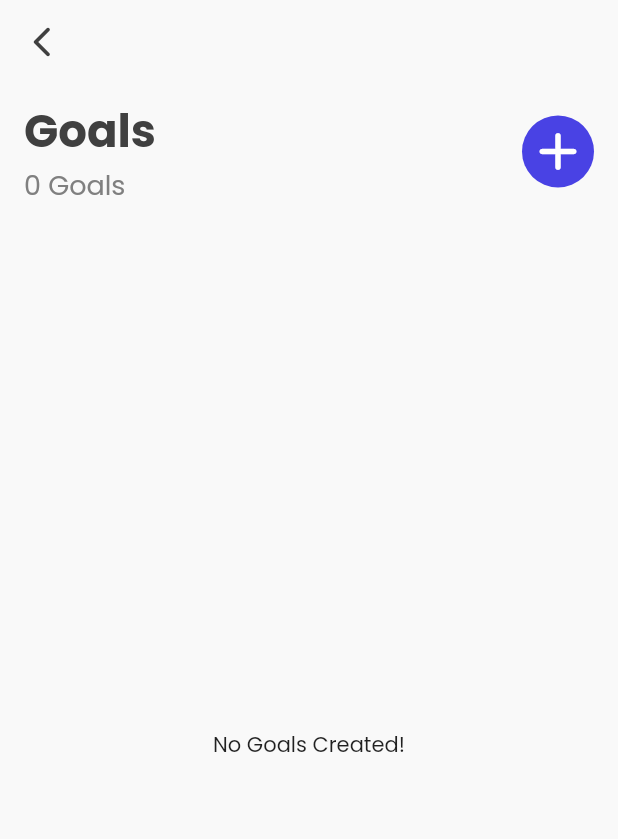
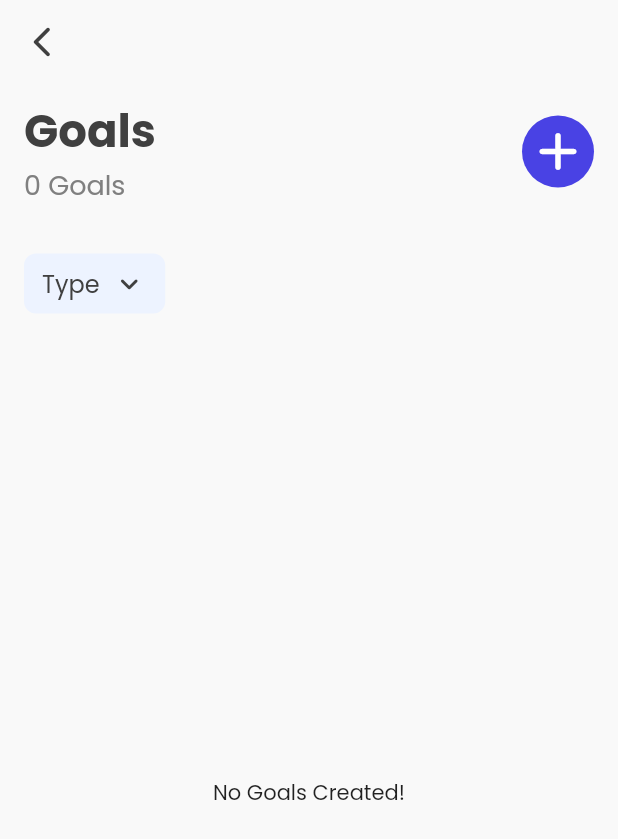
Before and after one commit to abbas-25/todo-sample-task, a Flutter app: the GoalsListPage screen opened by its route, on a phone screen of 412 x 824 dp. Shown: the top 839 px of the screen. Run offline on Flutter 3.47's test engine with Material 2 defaults, Android fonts, the phone set to English and light mode, and no system bars; our stand-ins replace appwrite, flutter_screenutil, flutter_speed_dial, flutter_svg; network calls fail.

Commit message:
updated new UI designs for filters in GOAL list page

```diff
--- a/lib/src/providers/goals_list_provider.dart
+++ b/lib/src/providers/goals_list_provider.dart
@@ -16,6 +16,14 @@ class GoalsListProvider with ChangeNotifier {
 
   List<Goal> goals = [];
   bool isLoadingGoals = true;
+
+  ValueNotifier<String?> selectedTypeFilter = ValueNotifier(null);
+
+  List<String>  typeFilters = ["Work", "Personal", "Self"];
+
+  reset() {
+    selectedTypeFilter.value = null;
+  }
 
   Future<List<Goal>> getGoalsFromDb() async {
     try {
--- a/lib/src/views/goals_list/goals_list_page.dart
+++ b/lib/src/views/goals_list/goals_list_page.dart
@@ -2,8 +2,11 @@ import 'package:flutter/material.dart';
 import 'package:provider/provider.dart';
 import 'package:todo_sample/src/common_widgets/primary_appbar.dart';
 import 'package:todo_sample/src/config/app_theme.dart';
+import 'package:todo_sample/src/config/typography.dart';
 import 'package:todo_sample/src/providers/goals_list_provider.dart';
 import 'package:todo_sample/src/routes/routes.dart';
+import 'package:todo_sample/src/views/existing_tasks/existing_tasks_page.dart';
+import 'package:todo_sample/src/views/goal_details/goal_details_page.dart';
 import 'package:todo_sample/src/views/goals_list/widgets/single_goal_tile_widget.dart';
 import 'package:todo_sample/src/common_widgets/page_header.dart';
 
@@ -15,12 +18,20 @@ class GoalsListPage extends StatefulWidget {
 }
 
 class _GoalsListPageState extends State<GoalsListPage> {
+  late GoalsListProvider prov;
   @override
   void initState() {
+    prov = Provider.of<GoalsListProvider>(context, listen: false);
     Future.delayed(Duration.zero, () {
-      Provider.of<GoalsListProvider>(context, listen: false).getGoalsFromDb();
+      prov.getGoalsFromDb();
     });
     super.initState();
+  }
+
+  @override
+  void dispose() {
+    prov.reset();
+    super.dispose();
   }
 
   @override
@@ -33,6 +44,14 @@ class _GoalsListPageState extends State<GoalsListPage> {
           children: [
             _buildPageHeader(context),
             const SizedBox(height: 32),
+            // filters
+            Row(
+              children: [
+                _TypeFilter(prov: prov),
+              ],
+            ),
+
+            const SizedBox(height: 24),
             Expanded(
               child: Consumer<GoalsListProvider>(builder: (context, prov, __) {
                 if (prov.isLoadingGoals) {
@@ -89,3 +108,102 @@ class _GoalsListPageState extends State<GoalsListPage> {
     });
   }
 }
+
+
+class _TypeFilter extends StatelessWidget {
+  const _TypeFilter({
+    required this.prov,
+  });
+
+  final GoalsListProvider prov;
+
+  @override
+  Widget build(BuildContext context) {
+    return ValueListenableBuilder(
+        valueListenable: prov.selectedTypeFilter,
+        builder: (context, _, __) {
+          return SizedBox(
+            height: 40,
+            child: InkWell(
+              onTap: () {
+                showDialog(
+                    context: context,
+                    builder: (_) {
+                      return AlertDialog(
+                        content: SizedBox(
+                          width: double.maxFinite,
+                          child: Column(
+                            mainAxisSize: MainAxisSize.min,
+                            children: [
+                              const PopupCloseButton(),
+                              Center(
+                                  child: Text(
+                                "Type",
+                                style: AppTypography.title
+                                    .copyWith(fontWeight: FontWeight.w500),
+                              )),
+                              const SizedBox(
+                                height: 24,
+                              ),
+                              Flexible(
+                                child: ListView.builder(
+                                    shrinkWrap: true,
+                                    itemCount: prov.typeFilters.length,
+                                    itemBuilder: (context, index) {
+                                      final item = prov.typeFilters[index];
+                                      return InkWell(
+                                        onTap: () {
+                                          // prov.filterTasksByTimeframe(item);
+                                          Navigator.of(context).pop();
+                                        },
+                                        child: Column(
+                                          children: [
+                                            FilterItem(item: item),
+                                            const SizedBox(
+                                              height: 8,
+                                            )
+                                          ],
+                                        ),
+                                      );
+                                    }),
+                              ),
+                            ],
+                          ),
+                        ),
+                      );
+                    });
+              },
+              child: Container(
+                margin: const EdgeInsets.only(right: 12),
+                padding:
+                    const EdgeInsets.symmetric(horizontal: 12, vertical: 8),
+                decoration: BoxDecoration(
+                  borderRadius: BorderRadius.circular(8),
+                  color: prov.selectedTypeFilter.value != null
+                      ? AppTheme.primaryColor
+                      : const Color(0xffEDF3FF),
+                ),
+                child: Row(
+                  children: [
+                    Text(prov.selectedTypeFilter.value ?? "Type",
+                        style: AppTypography.input.copyWith(
+                            color: prov.selectedTypeFilter.value != null
+                                ? Colors.white
+                                : AppTypography.textDefaultColor)),
+                    const SizedBox(
+                      width: 7.75,
+                    ),
+                    Icon(
+                      Icons.keyboard_arrow_down_rounded,
+                      color: prov.selectedTypeFilter.value != null
+                          ? Colors.white
+                          : const Color(0xff404040),
+                    ),
+                  ],
+                ),
+              ),
+            ),
+          );
+        });
+  }
+}
```
Also changed, not shown: lib/src/views/existing_tasks/existing_tasks_page.dart (+3 -9 lines).
